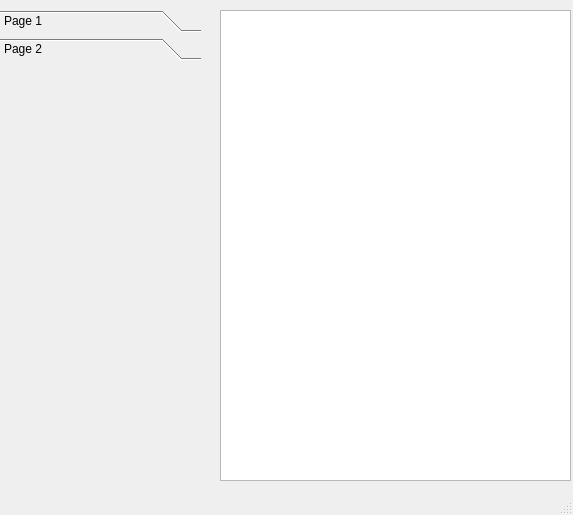
Old version of the form deviceinfo.ui in the repository pengcr0912/BackupConfigure.
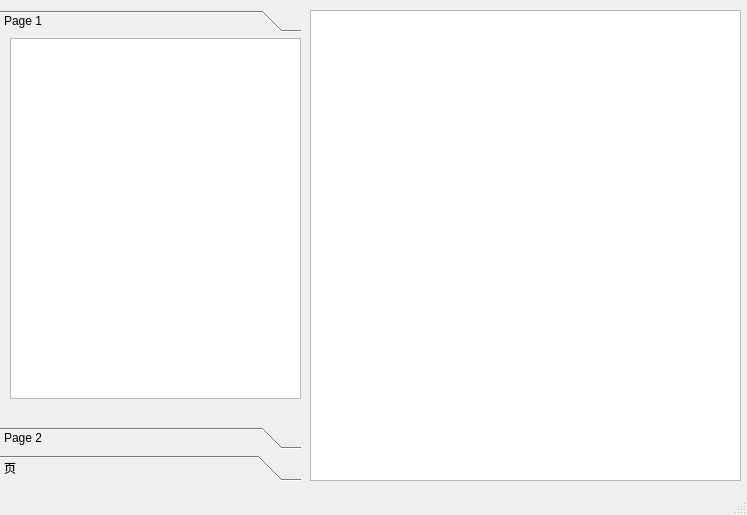
New version of the form.

The edit to the form file:
```diff
--- a/deviceinfo.ui
+++ b/deviceinfo.ui
@@ -6,7 +6,7 @@
    <rect>
     <x>0</x>
     <y>0</y>
-    <width>573</width>
+    <width>747</width>
     <height>515</height>
    </rect>
   </property>
@@ -19,36 +19,42 @@
      <rect>
       <x>0</x>
       <y>10</y>
-      <width>201</width>
+      <width>301</width>
       <height>471</height>
      </rect>
     </property>
     <property name="currentIndex">
-     <number>1</number>
+     <number>0</number>
     </property>
-    <widget class="QWidget" name="paramset">
+    <widget class="QWidget" name="logShow">
      <property name="geometry">
       <rect>
        <x>0</x>
        <y>0</y>
-       <width>201</width>
-       <height>403</height>
+       <width>301</width>
+       <height>366</height>
       </rect>
      </property>
      <attribute name="label">
       <string>Page 1</string>
      </attribute>
-     <widget class="QPushButton" name="pushButton">
+     <widget class="QListWidget" name="listWidget">
       <property name="geometry">
        <rect>
-        <x>40</x>
+        <x>10</x>
         <y>0</y>
-        <width>113</width>
-        <height>32</height>
+        <width>291</width>
+        <height>361</height>
        </rect>
       </property>
-      <property name="text">
-       <string>图标颜色设置</string>
+      <property name="mouseTracking">
+       <bool>true</bool>
+      </property>
+      <property name="tabletTracking">
+       <bool>true</bool>
+      </property>
+      <property name="autoFillBackground">
+       <bool>true</bool>
       </property>
      </widget>
     </widget>
@@ -57,21 +63,26 @@
       <rect>
        <x>0</x>
        <y>0</y>
-       <width>201</width>
-       <height>403</height>
+       <width>301</width>
+       <height>366</height>
       </rect>
      </property>
      <attribute name="label">
       <string>Page 2</string>
      </attribute>
     </widget>
+    <widget class="QWidget" name="paramset">
+     <attribute name="label">
+      <string>页</string>
+     </attribute>
+    </widget>
    </widget>
    <widget class="QTableWidget" name="tableWidget">
     <property name="geometry">
      <rect>
-      <x>220</x>
+      <x>310</x>
       <y>10</y>
-      <width>351</width>
+      <width>431</width>
       <height>471</height>
      </rect>
     </property>
```
Left out of the diff: 4 changed lines with no effect on the pictures.
